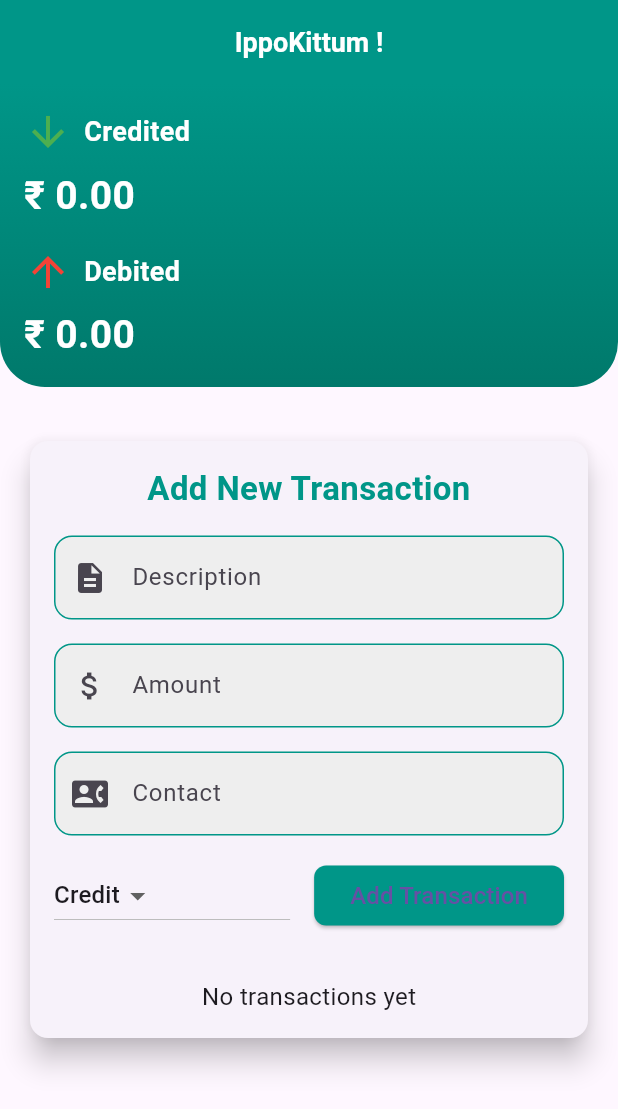
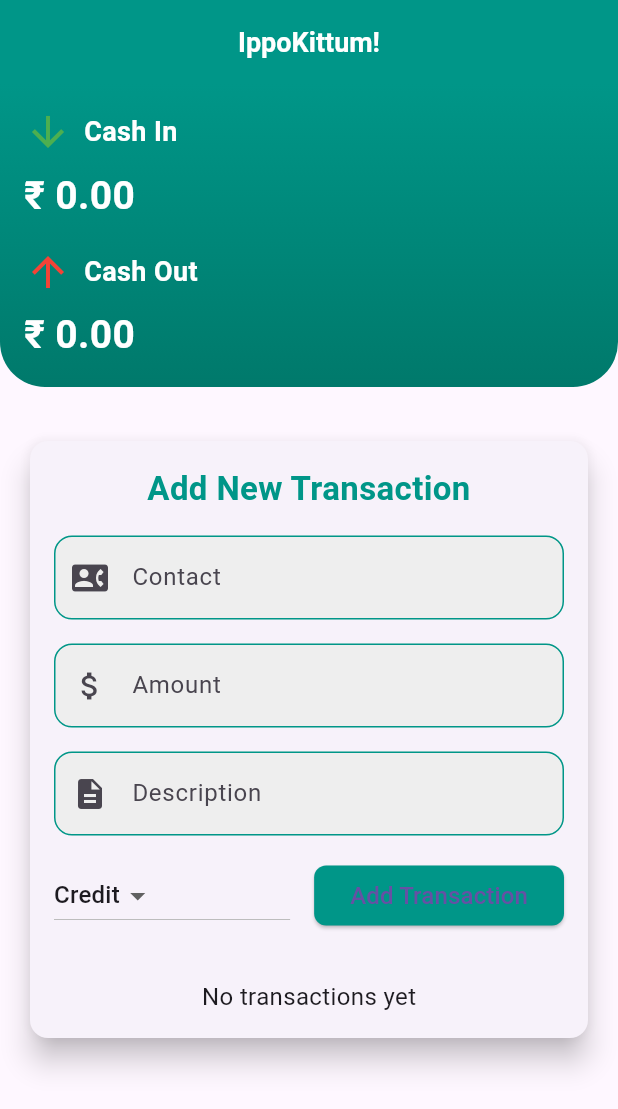
Before and after one commit to anazhtz/ippokittum, a Flutter app: the screen it shows after launch, on a phone screen of 412 x 824 dp. Shown: the top 1109 px of the screen. Run offline on Flutter 3.47's test engine with Material 3 defaults, Android fonts, the phone set to English and light mode, and no system bars; our stand-ins replace hive, hive_flutter; accounts and stored records are empty.

Commit message:
now ui all done

```diff
--- a/lib/view/creditcontact.dart
+++ b/lib/view/creditcontact.dart
@@ -55,19 +55,19 @@ class CreditTransactionsView extends StatelessWidget {
                     backgroundColor: Colors.teal,
                     child: Text(
                       entry.key[0],
-                      style: TextStyle(color: Colors.white),
+                      style: const TextStyle(color: Colors.white),
                     ),
                   ),
                   title: Text(
                     entry.key,
-                    style: TextStyle(
+                    style: const TextStyle(
                       fontWeight: FontWeight.bold,
                       fontSize: 18,
                     ),
                   ),
                   trailing: Text(
                     entry.value.toStringAsFixed(2),
-                    style: TextStyle(
+                    style: const TextStyle(
                       color: Colors.green,
                       fontWeight: FontWeight.bold,
                       fontSize: 16,
--- a/lib/view/home_view.dart
+++ b/lib/view/home_view.dart
@@ -23,7 +23,10 @@ class _HomeViewState extends State<HomeView> {
   Widget build(BuildContext context) {
     return Scaffold(
       appBar: AppBar(
-        title: const Text('IppoKittum !',style: TextStyle(fontSize: 18,fontWeight: FontWeight.bold,color: Colors.white),),
+        title: const Text(
+          'IppoKittum!',
+          style: TextStyle(fontSize: 18, fontWeight: FontWeight.bold, color: Colors.white),
+        ),
         backgroundColor: Colors.teal,
         centerTitle: true,
         elevation: 0,
@@ -43,16 +46,26 @@ class _HomeViewState extends State<HomeView> {
             ),
             child: Consumer<TransactionViewModel>(
               builder: (context, viewModel, child) {
+                // Calculate the net amount for each contact
+                final contactNetAmounts = <String, double>{};
+
+                for (var transaction in viewModel.transactions) {
+                  final netAmount = contactNetAmounts[transaction.contact] ?? 0.0;
+                  contactNetAmounts[transaction.contact] = netAmount + (transaction.isCredit ? transaction.amount : -transaction.amount);
+                }
+
                 double totalCredit = 0.0;
                 double totalDebit = 0.0;
 
-                for (var transaction in viewModel.transactions) {
-                  if (transaction.isCredit) {
-                    totalCredit += transaction.amount;
-                  } else {
-                    totalDebit += transaction.amount;
+                // Sum the positive and negative net amounts
+                contactNetAmounts.forEach((contact, netAmount) {
+                  if (netAmount > 0) {
+                    totalCredit += netAmount;
+                  } else if (netAmount < 0) {
+                    totalDebit += netAmount.abs(); // Convert to positive for display
                   }
-                }
+                });
+
                 return Column(
                   crossAxisAlignment: CrossAxisAlignment.start,
                   children: [
@@ -61,7 +74,7 @@ class _HomeViewState extends State<HomeView> {
                         Icon(Icons.arrow_downward, color: Colors.green, size: 32),
                         SizedBox(width: 8),
                         Text(
-                          'Credited',
+                          'Cash In',
                           style: TextStyle(color: Colors.white, fontSize: 18, fontWeight: FontWeight.w600),
                         ),
                       ],
@@ -88,7 +101,7 @@ class _HomeViewState extends State<HomeView> {
                         Icon(Icons.arrow_upward, color: Colors.red, size: 32),
                         SizedBox(width: 8),
                         Text(
-                          'Debited',
+                          'Cash Out',
                           style: TextStyle(color: Colors.white, fontSize: 18, fontWeight: FontWeight.w600),
                         ),
                       ],
@@ -141,11 +154,7 @@ class _HomeViewState extends State<HomeView> {
                         child: Column(
                           crossAxisAlignment: CrossAxisAlignment.stretch,
                           children: [
-                            _buildCustomTextField(
-                              controller: descriptionController,
-                              labelText: 'Description',
-                              icon: Icons.description,
-                            ),
+                            _buildContactAutocomplete(),
                             const SizedBox(height: 16),
                             _buildCustomTextField(
                               controller: amountController,
@@ -153,8 +162,12 @@ class _HomeViewState extends State<HomeView> {
                               icon: Icons.attach_money,
                               keyboardType: TextInputType.number,
                             ),
-                            const SizedBox(height: 16),
-                            _buildContactAutocomplete(),
+                             const SizedBox(height: 16),
+                            _buildCustomTextField(
+                              controller: descriptionController,
+                              labelText: 'Description',
+                              icon: Icons.description,
+                            ),
                             const SizedBox(height: 16),
                             Row(
                               mainAxisAlignment: MainAxisAlignment.center,
@@ -264,7 +277,7 @@ class _HomeViewState extends State<HomeView> {
                                       const SizedBox(height: 4),
                                       Text(
                                         transaction.contact,
-                                        style: const TextStyle(color: Colors.black,fontWeight: FontWeight.bold,fontSize: 18),
+                                        style: const TextStyle(color: Colors.black, fontWeight: FontWeight.bold, fontSize: 18),
                                       ),
                                       const SizedBox(height: 4),
                                       Text(
```
Also changed, not shown: lib/viewmodel/transaction_view_model.dart (+22 -0 lines).
